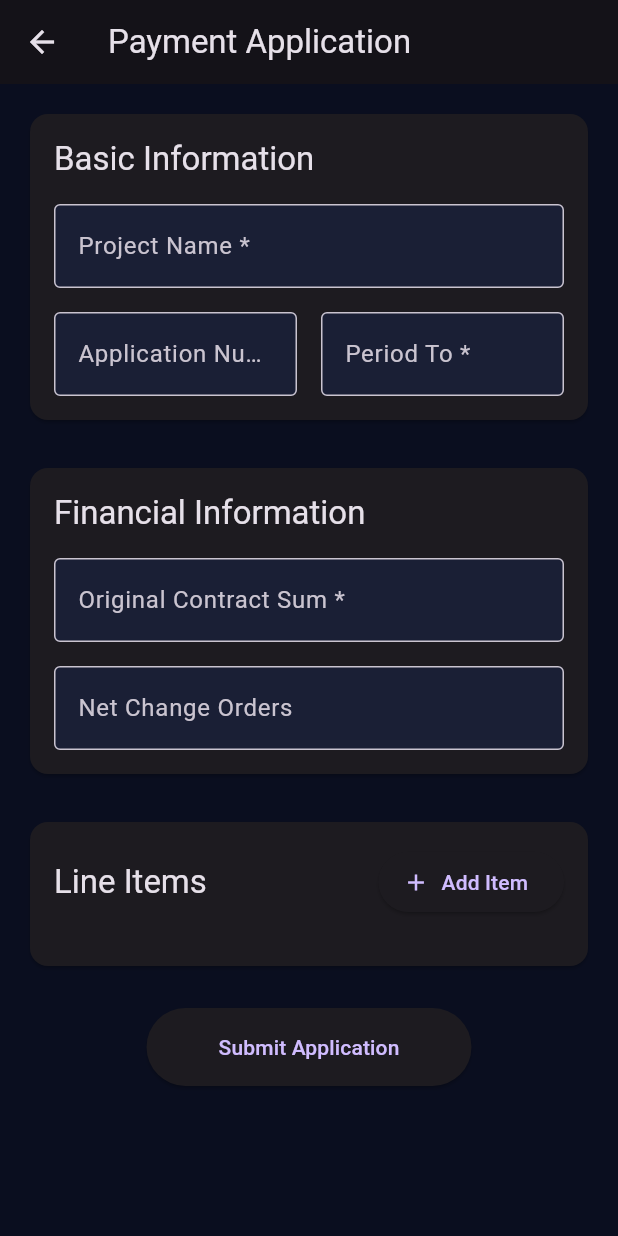
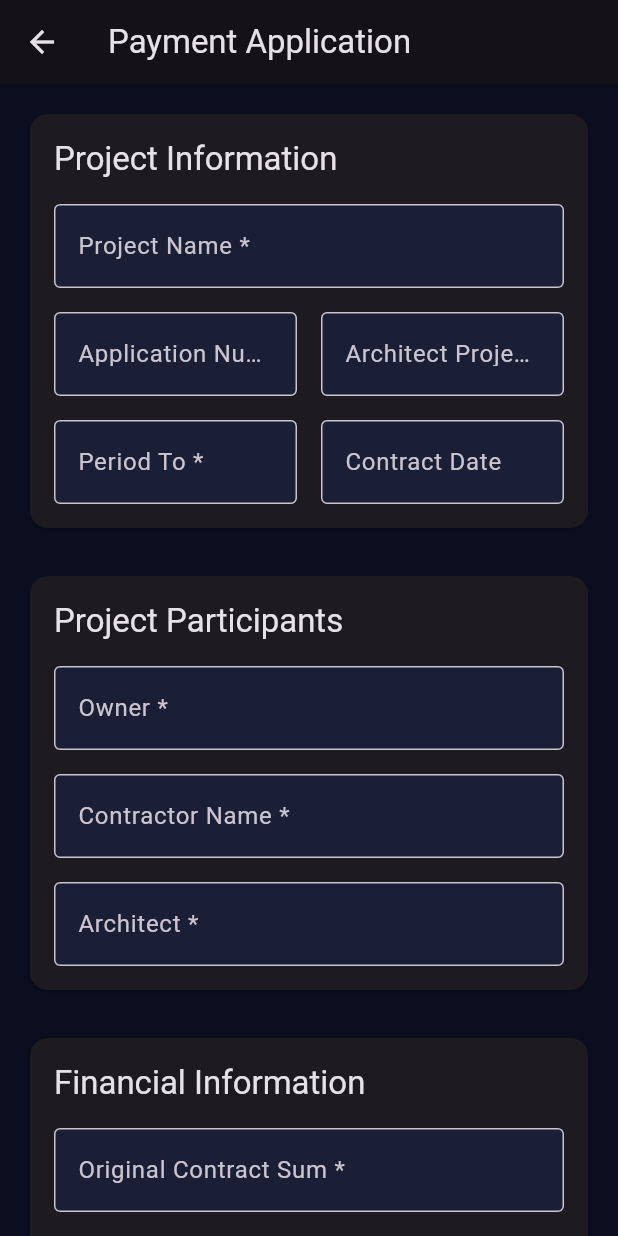
Before and after one commit to jthomaschappell/drawfi_flutter_project, a Flutter app: the PaymentApplicationForm screen opened directly, on a phone screen of 412 x 824 dp. Run offline on Flutter 3.47's test engine with Material 3 defaults, Android fonts, the phone set to English and light mode, and no system bars; our stand-ins replace flutter_dotenv, supabase_flutter; accounts and stored records are empty.

Commit message:
added application form that legitimately communicates with the database

```diff
--- a/lib/screens/payment_application_form.dart
+++ b/lib/screens/payment_application_form.dart
@@ -14,18 +14,20 @@ class _PaymentApplicationFormState extends State<PaymentApplicationForm> {
   final _formKey = GlobalKey<FormState>();
   final _supabase = Supabase.instance.client;
 
-  // Form controllers
+  // Form controllers for payment application
   final _projectNameController = TextEditingController();
+  final _ownerController = TextEditingController();
+  final _contractorNameController = TextEditingController();
+  final _architectController = TextEditingController();
   final _applicationNumberController = TextEditingController();
   final _periodToController = TextEditingController();
   final _architectProjectNumberController = TextEditingController();
   final _contractDateController = TextEditingController();
   final _invoiceNumberController = TextEditingController();
   final _originalContractSumController = TextEditingController();
-  final _netChangeOrdersController = TextEditingController();
   final _totalCompletedStoredController = TextEditingController();
-  final _retainageController = TextEditingController();
   final _previousCertificatesController = TextEditingController();
+  final _balanceToDrawController = TextEditingController();
 
   // Line items
   List<LineItem> lineItems = [];
@@ -43,7 +45,9 @@ class _PaymentApplicationFormState extends State<PaymentApplicationForm> {
           child: Column(
             crossAxisAlignment: CrossAxisAlignment.start,
             children: [
-              _buildBasicInfo(),
+              _buildProjectInfo(),
+              const SizedBox(height: 24),
+              _buildParticipantInfo(),
               const SizedBox(height: 24),
               _buildFinancialInfo(),
               const SizedBox(height: 24),
@@ -57,14 +61,15 @@ class _PaymentApplicationFormState extends State<PaymentApplicationForm> {
     );
   }
 
-  Widget _buildBasicInfo() {
+  Widget _buildProjectInfo() {
     return Card(
       child: Padding(
         padding: const EdgeInsets.all(16.0),
         child: Column(
           crossAxisAlignment: CrossAxisAlignment.start,
           children: [
-            Text('Basic Information', style: Theme.of(context).textTheme.titleLarge),
+            Text('Project Information',
+                style: Theme.of(context).textTheme.titleLarge),
             const SizedBox(height: 16),
             TextFormField(
               controller: _projectNameController,
@@ -72,8 +77,7 @@ class _PaymentApplicationFormState extends State<PaymentApplicationForm> {
                 labelText: 'Project Name *',
                 border: OutlineInputBorder(),
               ),
-              validator: (value) =>
-                  value?.isEmpty ?? true ? 'Required' : null,
+              validator: (value) => value?.isEmpty ?? true ? 'Required' : null,
             ),
             const SizedBox(height: 16),
             Row(
@@ -92,6 +96,20 @@ class _PaymentApplicationFormState extends State<PaymentApplicationForm> {
                 const SizedBox(width: 16),
                 Expanded(
                   child: TextFormField(
+                    controller: _architectProjectNumberController,
+                    decoration: const InputDecoration(
+                      labelText: 'Architect Project Number',
+                      border: OutlineInputBorder(),
+                    ),
+                  ),
+                ),
+              ],
+            ),
+            const SizedBox(height: 16),
+            Row(
+              children: [
+                Expanded(
+                  child: TextFormField(
                     controller: _periodToController,
                     decoration: const InputDecoration(
                       labelText: 'Period To *',
@@ -106,14 +124,80 @@ class _PaymentApplicationFormState extends State<PaymentApplicationForm> {
                         lastDate: DateTime(2100),
                       );
                       if (date != null) {
-                        _periodToController.text = DateFormat('yyyy-MM-dd').format(date);
+                        _periodToController.text =
+                            DateFormat('yyyy-MM-dd').format(date);
                       }
                     },
                     validator: (value) =>
                         value?.isEmpty ?? true ? 'Required' : null,
                   ),
                 ),
+                const SizedBox(width: 16),
+                Expanded(
+                  child: TextFormField(
+                    controller: _contractDateController,
+                    decoration: const InputDecoration(
+                      labelText: 'Contract Date',
+                      border: OutlineInputBorder(),
+                    ),
+                    readOnly: true,
+                    onTap: () async {
+                      final date = await showDatePicker(
+                        context: context,
+                        initialDate: DateTime.now(),
+                        firstDate: DateTime(2000),
+                        lastDate: DateTime(2100),
+                      );
+                      if (date != null) {
+                        _contractDateController.text =
+                            DateFormat('yyyy-MM-dd').format(date);
+                      }
+                    },
+                  ),
+                ),
               ],
+            ),
+          ],
+        ),
+      ),
+    );
+  }
+
+  Widget _buildParticipantInfo() {
+    return Card(
+      child: Padding(
+        padding: const EdgeInsets.all(16.0),
+        child: Column(
+          crossAxisAlignment: CrossAxisAlignment.start,
+          children: [
+            Text('Project Participants',
+                style: Theme.of(context).textTheme.titleLarge),
+            const SizedBox(height: 16),
+            TextFormField(
+              controller: _ownerController,
+              decoration: const InputDecoration(
+                labelText: 'Owner *',
+                border: OutlineInputBorder(),
+              ),
+              validator: (value) => value?.isEmpty ?? true ? 'Required' : null,
+            ),
+            const SizedBox(height: 16),
+            TextFormField(
+              controller: _contractorNameController,
+              decoration: const InputDecoration(
+                labelText: 'Contractor Name *',
+                border: OutlineInputBorder(),
+              ),
+              validator: (value) => value?.isEmpty ?? true ? 'Required' : null,
+            ),
+            const SizedBox(height: 16),
+            TextFormField(
+              controller: _architectController,
+              decoration: const InputDecoration(
+                labelText: 'Architect *',
+                border: OutlineInputBorder(),
+              ),
+              validator: (value) => value?.isEmpty ?? true ? 'Required' : null,
             ),
           ],
         ),
@@ -128,7 +212,8 @@ class _PaymentApplicationFormState extends State<PaymentApplicationForm> {
         child: Column(
           crossAxisAlignment: CrossAxisAlignment.start,
           children: [
-            Text('Financial Information', style: Theme.of(context).textTheme.titleLarge),
+            Text('Financial Information',
+                style: Theme.of(context).textTheme.titleLarge),
             const SizedBox(height: 16),
             TextFormField(
               controller: _originalContractSumController,
@@ -142,14 +227,13 @@ class _PaymentApplicationFormState extends State<PaymentApplicationForm> {
                 FilteringTextInputFormatter.digitsOnly,
                 CurrencyInputFormatter(),
               ],
-              validator: (value) =>
-                  value?.isEmpty ?? true ? 'Required' : null,
+              validator: (value) => value?.isEmpty ?? true ? 'Required' : null,
             ),
             const SizedBox(height: 16),
             TextFormField(
-              controller: _netChangeOrdersController,
+              controller: _balanceToDrawController,
               decoration: const InputDecoration(
-                labelText: 'Net Change Orders',
+                labelText: 'Balance to Draw *',
                 prefixText: '\$',
                 border: OutlineInputBorder(),
               ),
@@ -158,6 +242,7 @@ class _PaymentApplicationFormState extends State<PaymentApplicationForm> {
                 FilteringTextInputFormatter.digitsOnly,
                 CurrencyInputFormatter(),
               ],
+              validator: (value) => value?.isEmpty ?? true ? 'Required' : null,
             ),
           ],
         ),
@@ -175,7 +260,8 @@ class _PaymentApplicationFormState extends State<PaymentApplicationForm> {
             Row(
               mainAxisAlignment: MainAxisAlignment.spaceBetween,
               children: [
-                Text('Line Items', style: Theme.of(context).textTheme.titleLarge),
+                Text('Line Items',
+                    style: Theme.of(context).textTheme.titleLarge),
                 ElevatedButton.icon(
                   onPressed: _addLineItem,
                   icon: const Icon(Icons.add),
@@ -228,9 +314,9 @@ class _PaymentApplicationFormState extends State<PaymentApplicationForm> {
               children: [
                 Expanded(
                   child: TextFormField(
-                    controller: item.scheduledValueController,
+                    controller: item.adjustedAllocationController,
                     decoration: const InputDecoration(
-                      labelText: 'Scheduled Value',
+                      labelText: 'Adjusted Allocation',
                       prefixText: '\$',
                       border: OutlineInputBorder(),
                     ),
@@ -244,9 +330,9 @@ class _PaymentApplicationFormState extends State<PaymentApplicationForm> {
                 const SizedBox(width: 8),
                 Expanded(
                   child: TextFormField(
-                    controller: item.workCompletedController,
+                    controller: item.constructionAllocationController,
                     decoration: const InputDecoration(
-                      labelText: 'Work Completed',
+                      labelText: 'Construction Allocation',
                       prefixText: '\$',
                       border: OutlineInputBorder(),
                     ),
@@ -255,6 +341,22 @@ class _PaymentApplicationFormState extends State<PaymentApplicationForm> {
                       FilteringTextInputFormatter.digitsOnly,
                       CurrencyInputFormatter(),
                     ],
+                  ),
+                ),
+              ],
+            ),
+            const SizedBox(height: 8),
+            Row(
+              children: [
+                Expanded(
+                  child: CheckboxListTile(
+                    title: const Text('Inspection Complete'),
+                    value: item.inspection,
+                    onChanged: (bool? value) {
+                      setState(() {
+                        item.inspection = value ?? false;
+                      });
+                    },
                   ),
                 ),
               ],
@@ -298,16 +400,21 @@ class _PaymentApplicationFormState extends State<PaymentApplicationForm> {
           .from('payment_applications')
           .insert({
             'project_name': _projectNameController.text,
+            'owner': _ownerController.text,
+            'contractor_name': _contractorNameController.text,
+            'architect': _architectController.text,
             'application_number': _applicationNumberController.text,
             'period_to': _periodToController.text,
             'architect_project_number': _architectProjectNumberController.text,
             'contract_date': _contractDateController.text,
             'invoice_number': _invoiceNumberController.text,
-            'original_contract_sum': _parseCurrency(_originalContractSumController.text),
-            'net_change_orders': _parseCurrency(_netChangeOrdersController.text),
-            'total_completed_stored': _parseCurrency(_totalCompletedStoredController.text),
-            'retainage': _parseCurrency(_retainageController.text),
-            'previous_certificates': _parseCurrency(_previousCertificatesController.text),
+            'original_contract_sum':
+                _parseCurrency(_originalContractSumController.text),
+            'total_completed_stored':
+                _parseCurrency(_totalCompletedStoredController.text),
+            'previous_certificates':
+                _parseCurrency(_previousCertificatesController.text),
+            'balance_to_draw': _parseCurrency(_balanceToDrawController.text),
             'status': 'draft',
             'user_id': _supabase.auth.currentUser!.id,
           })
@@ -320,8 +427,11 @@ class _PaymentApplicationFormState extends State<PaymentApplicationForm> {
           'payment_application_id': applicationResponse['id'],
           'item_number': item.itemNumber,
           'description': item.descriptionController.text,
-          'scheduled_value': _parseCurrency(item.scheduledValueController.text),
-          'work_completed_current': _parseCurrency(item.workCompletedController.text),
+          'adjusted_allocation':
+              _parseCurrency(item.adjustedAllocationController.text),
+          'construction_allocation':
+              _parseCurrency(item.constructionAllocationController.text),
+          'inspection': item.inspection,
         });
       }
 
@@ -346,16 +456,18 @@ class _PaymentApplicationFormState extends State<PaymentApplicationForm> {
   @override
   void dispose() {
     _projectNameController.dispose();
+    _ownerController.dispose();
+    _contractorNameController.dispose();
+    _architectController.dispose();
     _applicationNumberController.dispose();
     _periodToController.dispose();
     _architectProjectNumberController.dispose();
     _contractDateController.dispose();
     _invoiceNumberController.dispose();
     _originalContractSumController.dispose();
-    _netChangeOrdersController.dispose();
     _totalCompletedStoredController.dispose();
-    _retainageController.dispose();
     _previousCertificatesController.dispose();
+    _balanceToDrawController.dispose();
     for (var item in lineItems) {
       item.dispose();
     }
@@ -366,13 +478,14 @@ class _PaymentApplicationFormState extends State<PaymentApplicationForm> {
 class LineItem {
   final String itemNumber = DateTime.now().millisecondsSinceEpoch.toString();
   final descriptionController = TextEditingController();
-  final scheduledValueController = TextEditingController();
-  final workCompletedController = TextEditingController();
+  final adjustedAllocationController = TextEditingController();
+  final constructionAllocationController = TextEditingController();
+  bool inspection = false;
 
   void dispose() {
     descriptionController.dispose();
-    scheduledValueController.dispose();
-    workCompletedController.dispose();
+    adjustedAllocationController.dispose();
+    constructionAllocationController.dispose();
   }
 }
 
```
